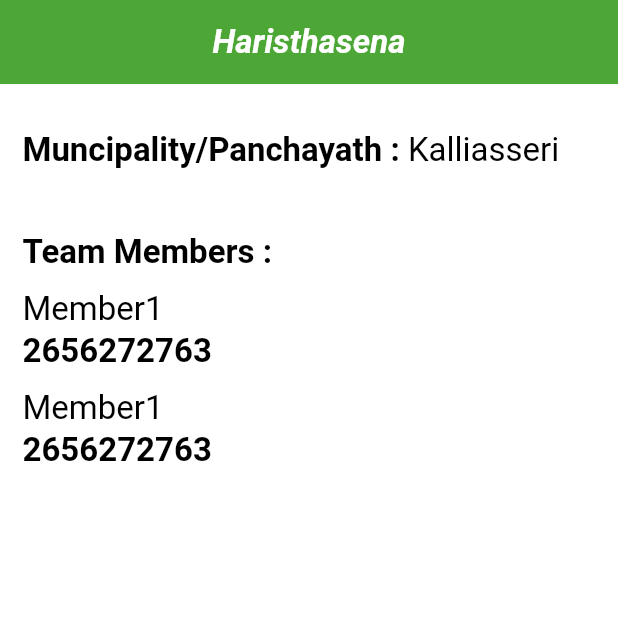
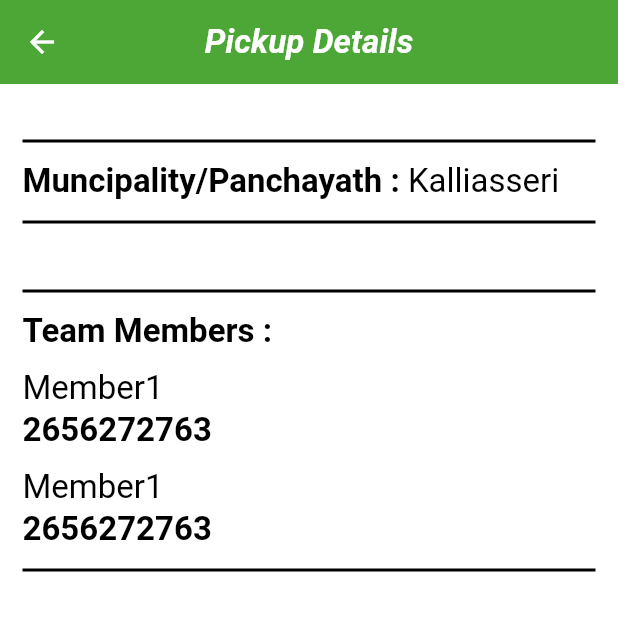
Before and after one commit to Akashrajark/e_harithasena_app_worker, a Flutter app: the DetailScreen screen opened directly, on a phone screen of 412 x 824 dp, the top half of it. Run offline on Flutter 3.47's test engine with Material 3 defaults, Android fonts, the phone set to English and light mode, and no system bars; our stand-ins replace firebase_auth, firebase_core, flutter_svg_provider, google_fonts; accounts and stored records are empty.

Commit message:
Added screens

```diff
--- a/lib/ui/screens/detailsscreen/detailsscreen.dart
+++ b/lib/ui/screens/detailsscreen/detailsscreen.dart
@@ -3,17 +3,27 @@ import 'package:flutter/material.dart';
 import '../../values/color.dart';
 
 class DetailScreen extends StatelessWidget {
+  static const routename = 'detailscreen';
   const DetailScreen({super.key});
 
   @override
   Widget build(BuildContext context) {
     return Scaffold(
       appBar: AppBar(
+         leading: IconButton(
+            icon: const Icon(
+              Icons.arrow_back,
+              color: onPrimary,
+            ),
+            onPressed: () {
+              Navigator.of(context).pop();
+            },
+          ),
         automaticallyImplyLeading: true,
         backgroundColor: primaryColor,
         centerTitle: true,
         title: const Text(
-          "Haristhasena",
+          "Pickup Details",
           style: TextStyle(
               color: Colors.white,
               fontStyle: FontStyle.italic,
@@ -28,10 +38,16 @@ class DetailScreen extends StatelessWidget {
             SizedBox(
               height: 15,
             ),
+            Divider(
+              thickness: 2,
+              color: Colors.black,
+            ),
+            SizedBox(
+              height: 5,
+            ),
             Row(
               children: [
                 Text(
-
                   "Muncipality/Panchayath : ",
                   style: Theme.of(context)
                       .textTheme
@@ -40,11 +56,24 @@ class DetailScreen extends StatelessWidget {
                 ),
                 Text("Kalliasseri",
                     style: Theme.of(context).textTheme.titleLarge),
-
               ],
             ),
             SizedBox(
-                      height: 40,
+              height: 5,
+            ),
+            Divider(
+              thickness: 2,
+              color: Colors.black,
+            ),
+            SizedBox(
+              height: 30,
+            ),
+            Divider(
+              thickness: 2,
+              color: Colors.black,
+            ),
+            SizedBox(
+              height: 5,
             ),
             Text(
               "Team Members : ",
@@ -56,8 +85,7 @@ class DetailScreen extends StatelessWidget {
             SizedBox(
               height: 10,
             ),
-                    Text("Member1",
-                    style: Theme.of(context).textTheme.titleLarge),
+            Text("Member1", style: Theme.of(context).textTheme.titleLarge),
             Text(
               "2656272763 ",
               style: Theme.of(context)
@@ -68,8 +96,7 @@ class DetailScreen extends StatelessWidget {
             SizedBox(
               height: 10,
             ),
-                    Text("Member1",
-                    style: Theme.of(context).textTheme.titleLarge),
+            Text("Member1", style: Theme.of(context).textTheme.titleLarge),
             Text(
               "2656272763 ",
               style: Theme.of(context)
@@ -77,6 +104,10 @@ class DetailScreen extends StatelessWidget {
                   .titleLarge!
                   .copyWith(fontWeight: FontWeight.bold),
             ),
+             SizedBox(
+              height: 5,
+            ),
+             Divider(thickness: 2,color: Colors.black,),
           ],
         ),
       ),
--- a/pubspec.yaml
+++ b/pubspec.yaml
@@ -28,10 +28,14 @@ environment:
 # the latest version available on pub.dev. To see which dependencies have newer
 # versions available, run `flutter pub outdated`.
 dependencies:
+  bloc:
+  cloud_firestore: ^4.15.4
   cupertino_icons: ^1.0.2
   firebase_core: ^2.25.4
+  firebase_auth: ^4.17.4
   flutter:
     sdk: flutter
+  flutter_bloc: ^8.1.3
   flutter_svg_provider: ^1.0.7
   google_fonts: ^6.1.0
 
```
Also changed, not shown: lib/main.dart (+19 -2 lines), lib/ui/screens/homescreen/homescreen.dart (+28 -6 lines), lib/ui/screens/signinpage/signinpage.dart (+46 -10 lines), lib/ui/screens/splashscreen/splashscreen.dart (added, +49 -0 lines), lib/ui/screens/unavailablehousesscreen/unavailablescreen.dart (added, +123 -0 lines), lib/utils/validator.dart (added, +16 -0 lines), pubspec.lock, 4 other files. Lines whose indentation alone changed are shown as unchanged.
